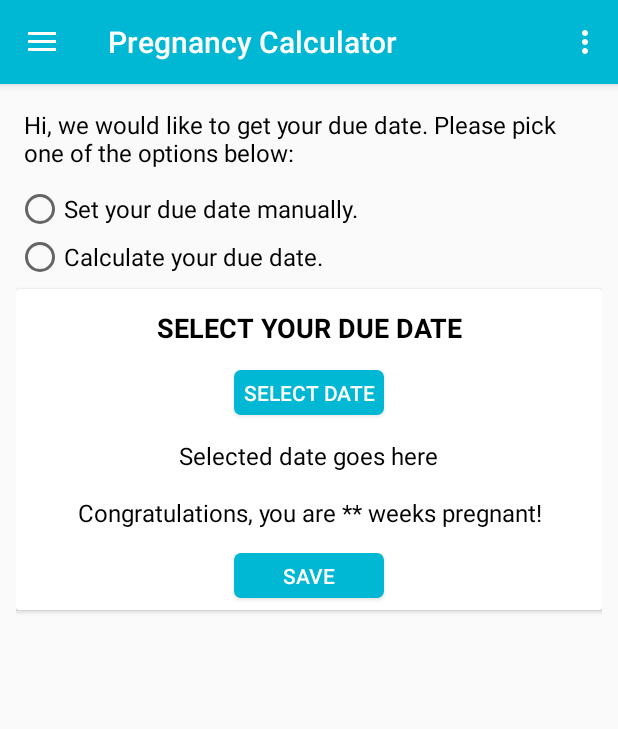
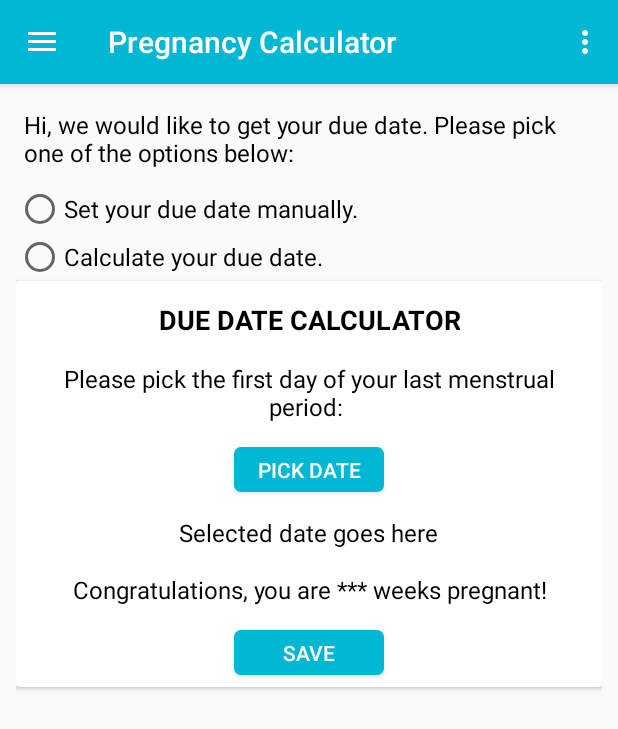
Before and after one commit to MwangiMuriuki/FemiTrack, an Android app: the fragment PregnancyCalculator placed in its activity, on a phone screen of 412 x 824 dp. Shown: the top 729 px of the screen. Run offline under Robolectric (Android 15) with nearby library versions, the phone set to English and light mode, and no system bars; libraries missing offline, so code that uses them is left out: com.codetroopers.betterpickers.

Commit message:
20th November 2019. Thank You Jesus.

```diff
--- a/app/build.gradle
+++ b/app/build.gradle
@@ -28,6 +28,7 @@ dependencies {
     implementation 'com.android.support:support-v4:27.1.1'
     implementation 'com.google.firebase:firebase-auth:16.1.0'
     implementation 'com.google.firebase:firebase-database:16.0.5'
+    implementation 'com.google.firebase:firebase-core:16.0.4'
     testImplementation 'junit:junit:4.12'
     androidTestImplementation 'com.android.support.test:runner:1.0.2'
     androidTestImplementation 'com.android.support.test.espresso:espresso-core:3.0.2'
--- a/app/src/main/AndroidManifest.xml
+++ b/app/src/main/AndroidManifest.xml
@@ -4,9 +4,9 @@
 
     <application
         android:allowBackup="true"
-        android:icon="@mipmap/ic_femi_track"
+        android:icon="@mipmap/femi_track_icon"
         android:label="@string/app_name"
-        android:roundIcon="@mipmap/ic_femi_track"
+        android:roundIcon="@mipmap/femi_track_icon"
         android:supportsRtl="true"
         android:theme="@style/AppTheme">
         <activity
--- a/app/src/main/java/com/example/a001759/pregtrack/PregnancyCalculator.java
+++ b/app/src/main/java/com/example/a001759/pregtrack/PregnancyCalculator.java
@@ -13,12 +13,14 @@ import android.view.ViewGroup;
 import android.widget.Button;
 import android.widget.CalendarView;
 import android.widget.CompoundButton;
+import android.widget.DatePicker;
 import android.widget.LinearLayout;
 import android.widget.RadioButton;
 import android.widget.RadioGroup;
 import android.widget.Toast;
 
 import com.codetroopers.betterpickers.calendardatepicker.CalendarDatePickerDialogFragment;
+import com.codetroopers.betterpickers.calendardatepicker.MonthAdapter;
 
 import java.util.Calendar;
 
@@ -33,18 +35,26 @@ public class PregnancyCalculator extends Fragment implements CalendarDatePickerD
     LinearLayout setDateLayout, calculateDateLayout;
     CardView cardView1, cardView2;
 
+    DatePicker datePicker;
+    Calendar calendar;
+    int day, month, year;
+
     private static final String FRAG_TAG_DATE_PICKER = "fragment_date_picker_name";
 
     public PregnancyCalculator() {
         // Required empty public constructor
     }
 
-
     @Override
     public View onCreateView(LayoutInflater inflater, ViewGroup container,
                              Bundle savedInstanceState) {
         // Inflate the layout for this fragment
         View view =  inflater.inflate(R.layout.fragment_pregnancy_calculator, container, false);
+
+        calendar = Calendar.getInstance();
+        day = calendar.get(Calendar.DAY_OF_MONTH);
+        month = calendar.get(Calendar.MONTH);
+        year = calendar.get(Calendar.YEAR);
 
         radioGroup = view.findViewById(R.id.radioGroupOptions);
         setDD = view.findViewById(R.id.radioButton1);
@@ -114,6 +124,10 @@ public class PregnancyCalculator extends Fragment implements CalendarDatePickerD
                 .setCancelText("Cancel");
         sdd.show(getFragmentManager(), FRAG_TAG_DATE_PICKER );
 
+        MonthAdapter.CalendarDay selected = sdd.getSelectedDay();
+
+        Toast.makeText(getContext(), selected.toString(), Toast.LENGTH_SHORT).show();
+
     }
 
     @Override
--- a/app/src/main/res/layout/fragment_pregnancy_calculator.xml
+++ b/app/src/main/res/layout/fragment_pregnancy_calculator.xml
@@ -59,7 +59,8 @@
                 android:id="@+id/card1"
                 android:layout_width="match_parent"
                 android:layout_height="wrap_content"
-                android:layout_marginTop="5dp">
+                android:layout_marginTop="5dp"
+                android:visibility="gone">
 
                 <LinearLayout
                     android:id="@+id/layoutSetDate"
@@ -138,7 +139,7 @@
                 android:id="@+id/card2"
                 android:layout_width="match_parent"
                 android:layout_height="wrap_content"
-                android:visibility="gone">
+                android:visibility="visible">
 
                 <LinearLayout
                     android:id="@+id/layoutCalculateDate"
@@ -162,7 +163,7 @@
                     <TextView
                         android:layout_width="wrap_content"
                         android:layout_height="wrap_content"
-                        android:text="Please pick the date of your last menstrual period: "
+                        android:text="Please pick the first day of your last menstrual period: "
                         android:textColor="@color/colorBlack"
                         android:textSize="16sp"
                         android:textAlignment="center"
--- a/build.gradle
+++ b/build.gradle
@@ -7,7 +7,7 @@ buildscript {
         jcenter()
     }
     dependencies {
-        classpath 'com.android.tools.build:gradle:3.2.1'
+        classpath 'com.android.tools.build:gradle:3.5.2'
 
 
         // NOTE: Do not place your application dependencies here; they belong
```
Also changed, not shown: app/src/main/java/com/example/a001759/pregtrack/MainActivity.java (+0 -9 lines), app/src/main/res/drawable-xxhdpi/bckg.png (renamed from app/src/main/res/drawable/bckg.png), app/src/main/res/mipmap-hdpi/femi_track_icon.png (added), app/src/main/res/mipmap-mdpi/femi_track_icon.png (added), app/src/main/res/mipmap-xhdpi/femi_track_icon.png (added), app/src/main/res/mipmap-xxhdpi/femi_track_icon.png (added), app/src/main/res/mipmap-xxxhdpi/femi_track_icon.png (added), gradle/wrapper/gradle-wrapper.properties, 1 other file.
